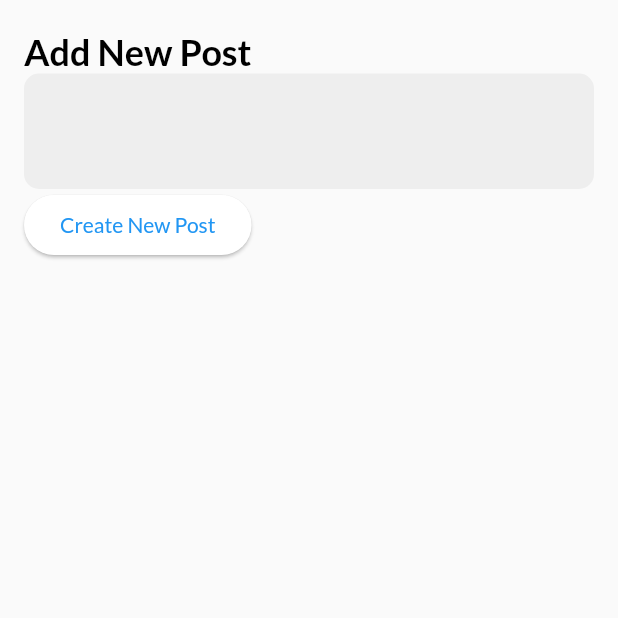
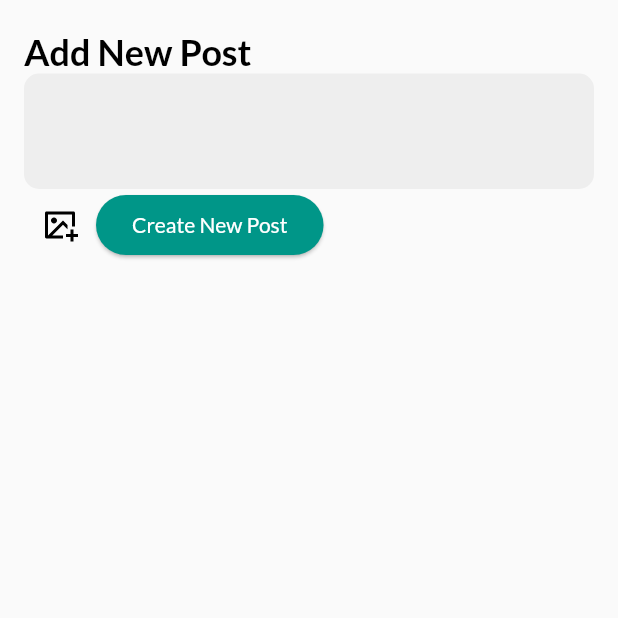
Before and after one commit to SyoolahHome/Syoolah, a Flutter app: the AddNewPost screen opened directly, on a phone screen of 412 x 824 dp, the top half of it. Run offline on Flutter 3.47's test engine with Material 2 defaults, Android fonts, the phone set to English and light mode, and no system bars; our stand-ins replace bloc, cached_network_image, convert, equatable, flutter_bloc, flutter_remix and 6 more; missing offline and left inert: bip340, nostr, sqlite3; accounts and stored records are empty; network calls fail; statements that could not run were skipped.

Commit message:
[ Edit ] minor changes, ensured that users oisted pots are shown on his profile

```diff
--- a/lib/buisness_logic/add_new_post/add_new_post_state.dart
+++ b/lib/buisness_logic/add_new_post/add_new_post_state.dart
@@ -1,10 +1,24 @@
+// ignore_for_file: public_member_api_docs, sort_constructors_first
 part of 'add_new_post_cubit.dart';
 
-abstract class AddNewPostState extends Equatable {
-  const AddNewPostState();
+class AddNewPostState extends Equatable {
+  final File? pickedImage;
+  const AddNewPostState({
+    this.pickedImage,
+  });
 
   @override
-  List<Object> get props => [];
+  List<Object?> get props => [
+        pickedImage,
+      ];
+
+  AddNewPostState copyWith({
+    File? pickedImage,
+  }) {
+    return AddNewPostState(
+      pickedImage: pickedImage ?? this.pickedImage,
+    );
+  }
 }
 
 class AddNewPostInitial extends AddNewPostState {}
--- a/lib/presentation/general/profile_tabs.dart
+++ b/lib/presentation/general/profile_tabs.dart
@@ -1,14 +1,14 @@
 import 'package:flutter/material.dart';
+import 'package:flutter_bloc/flutter_bloc.dart';
 
 import '../../model/tab_item.dart';
+import '../navigations_screen/profile/widgets/current_user_posts.dart';
 
 abstract class GeneralProfileTabs {
   static const List<TabItem> profileTabsItems = [
     TabItem(
       label: "Posts",
-      widget: Center(
-        child: Text("Posts"),
-      ),
+      widget: CurrentUserPosts(),
     ),
     TabItem(
       label: "Replies",
--- a/lib/presentation/new_post/add_new_post.dart
+++ b/lib/presentation/new_post/add_new_post.dart
@@ -4,6 +4,7 @@ import 'package:flutter_bloc/flutter_bloc.dart';
 
 import '../../buisness_logic/add_new_post/add_new_post_cubit.dart';
 import 'widgets/button.dart';
+import 'widgets/image.dart';
 import 'widgets/post_field.dart';
 import 'widgets/title.dart';
 
@@ -20,6 +21,7 @@ class AddNewPost extends StatelessWidget {
         builder: (context) {
           return Scaffold(
             body: MarginedBody(
+              child: SingleChildScrollView(
                 child: Column(
                   crossAxisAlignment: CrossAxisAlignment.start,
                   mainAxisSize: MainAxisSize.min,
@@ -27,9 +29,11 @@ class AddNewPost extends StatelessWidget {
                     SizedBox(height: height * 2),
                     AddNewPostTitle(),
                     PostField(),
+                    PostImage(),
                     PostButton(),
                     SizedBox(height: height * 2),
                   ],
+                ),
               ),
             ),
           );
--- a/lib/presentation/new_post/widgets/button.dart
+++ b/lib/presentation/new_post/widgets/button.dart
@@ -1,8 +1,10 @@
 import 'package:ditto/constants/strings.dart';
 import 'package:flutter/material.dart';
 import 'package:flutter_bloc/flutter_bloc.dart';
+import 'package:flutter_remix/flutter_remix.dart';
 
 import '../../../buisness_logic/add_new_post/add_new_post_cubit.dart';
+import '../../../constants/colors.dart';
 
 class PostButton extends StatelessWidget {
   const PostButton({super.key});
@@ -11,11 +13,31 @@ class PostButton extends StatelessWidget {
   Widget build(BuildContext context) {
     final cubit = context.read<AddNewPostCubit>();
 
-    return ElevatedButton(
-      onPressed: () {
-        cubit.createNote();
-      },
-      child: const Text(AppStrings.createNewPost),
+    return Row(
+      children: [
+        IconButton(
+          onPressed: () {
+            cubit.addImage();
+          },
+          icon: Icon(
+            FlutterRemix.image_add_line,
+          ),
+        ),
+        ElevatedButton(
+          onPressed: () {
+            cubit.createNote();
+          },
+          style: ButtonStyle(
+            backgroundColor: MaterialStateProperty.all(AppColors.teal),
+          ),
+          child: Text(
+            AppStrings.createNewPost,
+            style: Theme.of(context).textTheme.labelLarge!.copyWith(
+                  color: AppColors.white,
+                ),
+          ),
+        ),
+      ],
     );
   }
 }
```
Also changed, not shown: lib/buisness_logic/add_new_post/add_new_post_cubit.dart (+26 -2 lines), lib/presentation/navigations_screen/profile/widgets/current_user_posts.dart (added, +21 -0 lines), lib/presentation/new_post/widgets/image.dart (added, +19 -0 lines), lib/services/utils/file_upload.dart (+17 -6 lines), 1 other file. Lines whose indentation alone changed are shown as unchanged.
